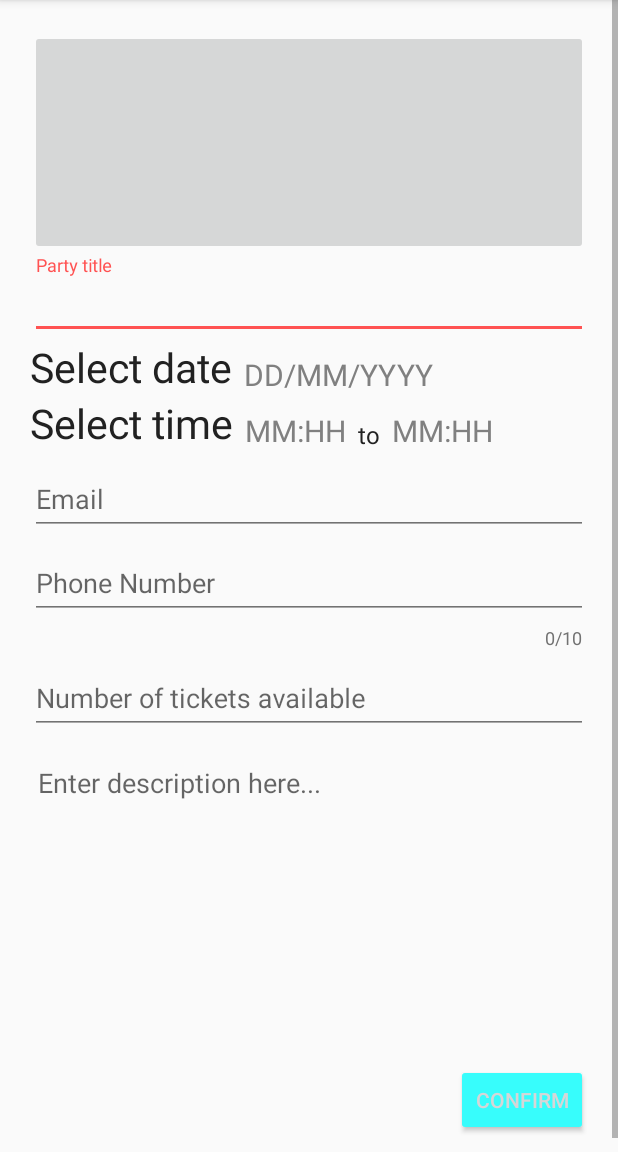
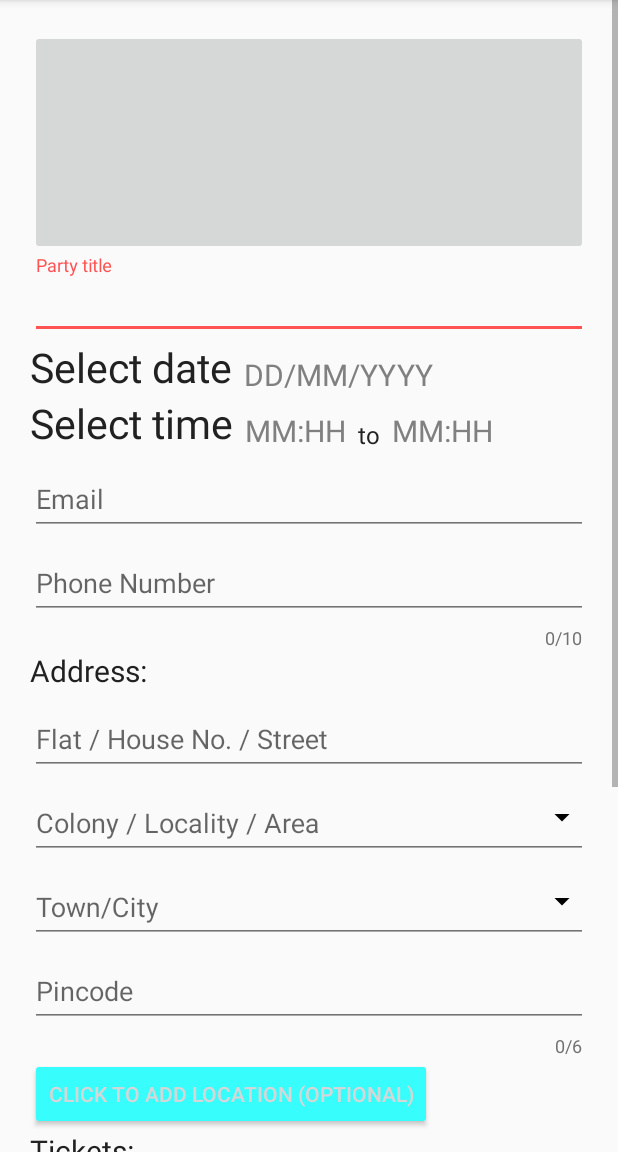
Before and after one commit to krsnvijay/Partyyy, an Android app: the AddAParty screen opened directly, with no data from a screen before it, on a phone screen of 412 x 824 dp, the part 84-1236 px from its top. Run offline under Robolectric (Android 15) with nearby library versions, the phone set to English and light mode, and no system bars; our stand-ins replace ButterKnife, Firebase (no records; nobody signed in at launch, a user with empty details on screens opened directly); libraries missing offline, so code that uses them is left out: com.mikelau.croperino; 2 statements that could not run were skipped.

Commit message:
Datepicker and timepicker

```diff
--- a/app/src/main/java/partyyy/com/notadeveloper/app/partyyy/AddAParty.java
+++ b/app/src/main/java/partyyy/com/notadeveloper/app/partyyy/AddAParty.java
@@ -1,8 +1,6 @@
 package partyyy.com.notadeveloper.app.partyyy;
 
-import android.*;
 import android.Manifest;
-import android.annotation.TargetApi;
 import android.app.Activity;
 import android.app.DatePickerDialog;
 import android.app.Dialog;
@@ -10,25 +8,20 @@ import android.app.DialogFragment;
 import android.app.TimePickerDialog;
 import android.content.Intent;
 import android.content.pm.PackageManager;
-
 import android.net.Uri;
-import android.os.Build;
 import android.os.Bundle;
 import android.os.Environment;
 import android.support.annotation.NonNull;
 import android.support.design.widget.TextInputLayout;
-
-import android.support.v4.app.FragmentManager;
 import android.support.v4.content.ContextCompat;
 import android.support.v7.app.AppCompatActivity;
 import android.text.format.DateFormat;
 import android.view.View;
-import android.widget.ArrayAdapter;
 import android.widget.AutoCompleteTextView;
 import android.widget.Button;
 import android.widget.DatePicker;
 import android.widget.ImageButton;
-import android.widget.Spinner;
+import android.widget.LinearLayout;
 import android.widget.TextView;
 import android.widget.TimePicker;
 
@@ -43,15 +36,12 @@ import com.mikelau.croperino.Croperino;
 import com.mikelau.croperino.CroperinoConfig;
 import com.mikelau.croperino.CroperinoFileUtil;
 
-
 import java.util.Calendar;
 
 import butterknife.BindView;
 import butterknife.ButterKnife;
 
-import static android.text.Html.fromHtml;
-
-public class AddAParty extends  AppCompatActivity implements DatePickerDialog.OnDateSetListener {
+public class AddAParty extends AppCompatActivity implements DatePickerDialog.OnDateSetListener, TimePickerDialog.OnTimeSetListener {
     @BindView(R.id.picture)
     ImageButton mProfile;
     @BindView(R.id.title)
@@ -74,13 +64,19 @@ public class AddAParty extends  AppCompatActivity implements DatePickerDialog.On
     TextView mText;
     @BindView(R.id.confirm)
     Button mConfirm;
+    @BindView(R.id.time)
+    TextView time;
+    @BindView(R.id.activity_signup)
+    LinearLayout activitySignup;
+    @BindView(R.id.time1)
+    TextView time1;
 
     private String photoUrl;
     private FirebaseStorage storage;
     private StorageReference storageRef;
     private StorageReference imagesRef;
     private DatabaseReference ref;
-    private  TextView dates;
+    private TextView dates;
     static String datetxt;
 
 
@@ -102,6 +98,21 @@ public class AddAParty extends  AppCompatActivity implements DatePickerDialog.On
 
             }
         });
+        time.setOnClickListener(new View.OnClickListener() {
+            @Override
+            public void onClick(View v) {
+                TimePickerFragment newFragment = new TimePickerFragment();
+                newFragment.show(getFragmentManager(),"timePicker1");
+            }
+        });
+        time1.setOnClickListener(new View.OnClickListener() {
+            @Override
+            public void onClick(View v) {
+                TimePickerFragment newFragment = new TimePickerFragment();
+                newFragment.show(getFragmentManager(),"timePicker2");
+            }
+        });
+
         storage = FirebaseStorage.getInstance();
         storageRef = storage.getReferenceFromUrl("gs://partyyy-5e773.appspot.com");
         ref = FirebaseDatabase.getInstance().getReference();
@@ -118,6 +129,37 @@ public class AddAParty extends  AppCompatActivity implements DatePickerDialog.On
                     prepareChooser();
             }
         });
+    }
+
+    @Override
+    public void onTimeSet(TimePicker view, int hourOfDay, int minute)
+    {
+       int a = view.getId();
+        if(a == R.id.time1)
+        {
+            time1.setText(hourOfDay+"/"+minute);
+        }
+        else
+            time.setText(hourOfDay+"/"+minute);
+    }
+
+    public static class TimePickerFragment extends DialogFragment {
+
+        @Override
+        public Dialog onCreateDialog(Bundle savedInstanceState) {
+            // Use the current time as the default values for the picker
+            final Calendar c = Calendar.getInstance();
+            int hour = c.get(Calendar.HOUR_OF_DAY);
+            int minute = c.get(Calendar.MINUTE);
+
+            // Activity has to implement this interface
+            TimePickerDialog.OnTimeSetListener listener = (TimePickerDialog.OnTimeSetListener) getActivity();
+
+            // Create a new instance of TimePickerDialog and return it
+            return new TimePickerDialog(getActivity(), listener, hour, minute,
+                    DateFormat.is24HourFormat(getActivity()));
+        }
+
     }
 
     public static class DatePickerFragment extends DialogFragment {
@@ -137,6 +179,7 @@ public class AddAParty extends  AppCompatActivity implements DatePickerDialog.On
             return new DatePickerDialog(getActivity(), listener, year, month, day);
         }
     }
+
     @Override
     public void onDateSet(DatePicker view, int year, int monthOfYear, int dayOfMonth) {
         // store the values selected into a Calendar instance
@@ -144,8 +187,10 @@ public class AddAParty extends  AppCompatActivity implements DatePickerDialog.On
         c.set(Calendar.YEAR, year);
         c.set(Calendar.MONTH, monthOfYear);
         c.set(Calendar.DAY_OF_MONTH, dayOfMonth);
-        dates.setText(dayOfMonth+"/"+(monthOfYear+1)+"/"+year);
+        dates.setText(dayOfMonth + "/" + (monthOfYear + 1) + "/" + year);
     }
+
+
 
 
     private void prepareChooser() {
@@ -243,5 +288,4 @@ public class AddAParty extends  AppCompatActivity implements DatePickerDialog.On
     }
 
 
-
 }
--- a/app/src/main/res/layout/activity_add_aparty.xml
+++ b/app/src/main/res/layout/activity_add_aparty.xml
@@ -93,6 +93,7 @@
                 android:textColor="#808080"
                 android:textSize="20dp"
                 android:layout_alignBottom="@+id/timet"
+                android:id="@+id/time1"
                 />
 
         </RelativeLayout>
@@ -129,6 +130,109 @@
                 android:maxLength="10"
                 />
         </android.support.design.widget.TextInputLayout>
+        <TextView android:layout_width="match_parent" android:layout_height="wrap_content"
+            android:text="Address:"
+            android:textSize="20sp"
+
+            />
+
+
+        <android.support.design.widget.TextInputLayout
+            android:id="@+id/add1lt"
+            android:layout_width="match_parent"
+            android:layout_height="wrap_content">
+            <EditText
+                android:id="@+id/address1"
+                android:layout_width="match_parent"
+                android:layout_height="wrap_content"
+                android:hint="Flat / House No. / Street"
+                android:inputType="textPostalAddress"
+                android:maxLines="1"
+                />
+        </android.support.design.widget.TextInputLayout>
+        <RelativeLayout
+            android:layout_width="wrap_content"
+            android:layout_height="wrap_content">
+            <android.support.design.widget.TextInputLayout
+                android:id="@+id/add2lt"
+                android:layout_width="match_parent"
+                android:layout_height="wrap_content">
+                <AutoCompleteTextView
+                    android:id="@+id/address2"
+                    android:layout_width="match_parent"
+                    android:layout_height="wrap_content"
+                    android:digits="abcdefghijklmnopqrstuvwxyzABCDEFGHIJKLMNOPQRSTUVWXYZ "
+                    android:hint="Colony / Locality / Area"
+                    android:inputType="textPostalAddress"
+                    android:maxLines="1"
+                    />
+            </android.support.design.widget.TextInputLayout>
+            <ImageView
+                android:id="@+id/imageView2"
+                android:layout_width="wrap_content"
+                android:layout_height="wrap_content"
+                android:layout_alignBottom="@+id/add2lt"
+                android:layout_alignRight="@+id/add2lt"
+                android:layout_alignTop="@+id/add2lt"
+                android:padding="5dp"
+                app:srcCompat="@drawable/ic_arrow_drop_down_black_24dp" />
+        </RelativeLayout>
+        <RelativeLayout
+            android:layout_width="wrap_content"
+            android:layout_height="wrap_content">
+            <android.support.design.widget.TextInputLayout
+                android:id="@+id/add3lt"
+                android:layout_width="match_parent"
+                android:layout_height="wrap_content">
+                <AutoCompleteTextView
+                    android:id="@+id/address3"
+                    android:layout_width="match_parent"
+                    android:layout_height="wrap_content"
+                    android:digits="abcdefghijklmnopqrstuvwxyzABCDEFGHIJKLMNOPQRSTUVWXYZ "
+                    android:hint="Town/City"
+                    android:inputType="textPostalAddress"
+                    android:maxLines="1"
+                    />
+            </android.support.design.widget.TextInputLayout>
+            <ImageView
+                android:id="@+id/imageView1"
+                android:layout_width="wrap_content"
+                android:layout_height="wrap_content"
+                android:layout_alignBottom="@+id/add3lt"
+                android:layout_alignRight="@+id/add3lt"
+                android:layout_alignTop="@+id/add3lt"
+                android:padding="5dp"
+                app:srcCompat="@drawable/ic_arrow_drop_down_black_24dp" />
+        </RelativeLayout>
+        <android.support.design.widget.TextInputLayout
+            android:id="@+id/pinlt"
+            android:layout_width="match_parent"
+            android:layout_height="wrap_content"
+            app:counterEnabled="true"
+            app:counterMaxLength="6">
+            <EditText
+                android:id="@+id/pincode"
+                android:layout_width="match_parent"
+                android:layout_height="wrap_content"
+                android:hint="Pincode"
+                android:inputType="number"
+                android:maxLength="6"
+
+                android:maxLines="1"
+                />
+        </android.support.design.widget.TextInputLayout>
+        <Button
+            android:layout_width="wrap_content"
+            android:layout_height="wrap_content"
+            android:text="Click to add location (optional)"
+            android:theme="@style/AccentButton"
+            android:id="@+id/location"/>
+        <TextView android:layout_width="match_parent" android:layout_height="wrap_content"
+            android:text="Tickets:"
+            android:textSize="20sp"
+
+            />
+
         <android.support.design.widget.TextInputLayout
             android:id="@+id/tickets1"
             android:layout_width="match_parent"
--- a/app/src/main/res/menu/speeddial_menu.xml
+++ b/app/src/main/res/menu/speeddial_menu.xml
@@ -11,6 +11,7 @@
     <item
         android:id="@+id/action_booze"
         android:icon="@drawable/ic_confetti"
+
         android:title="booze" />
     <item
         android:id="@+id/action_shisha"
```
